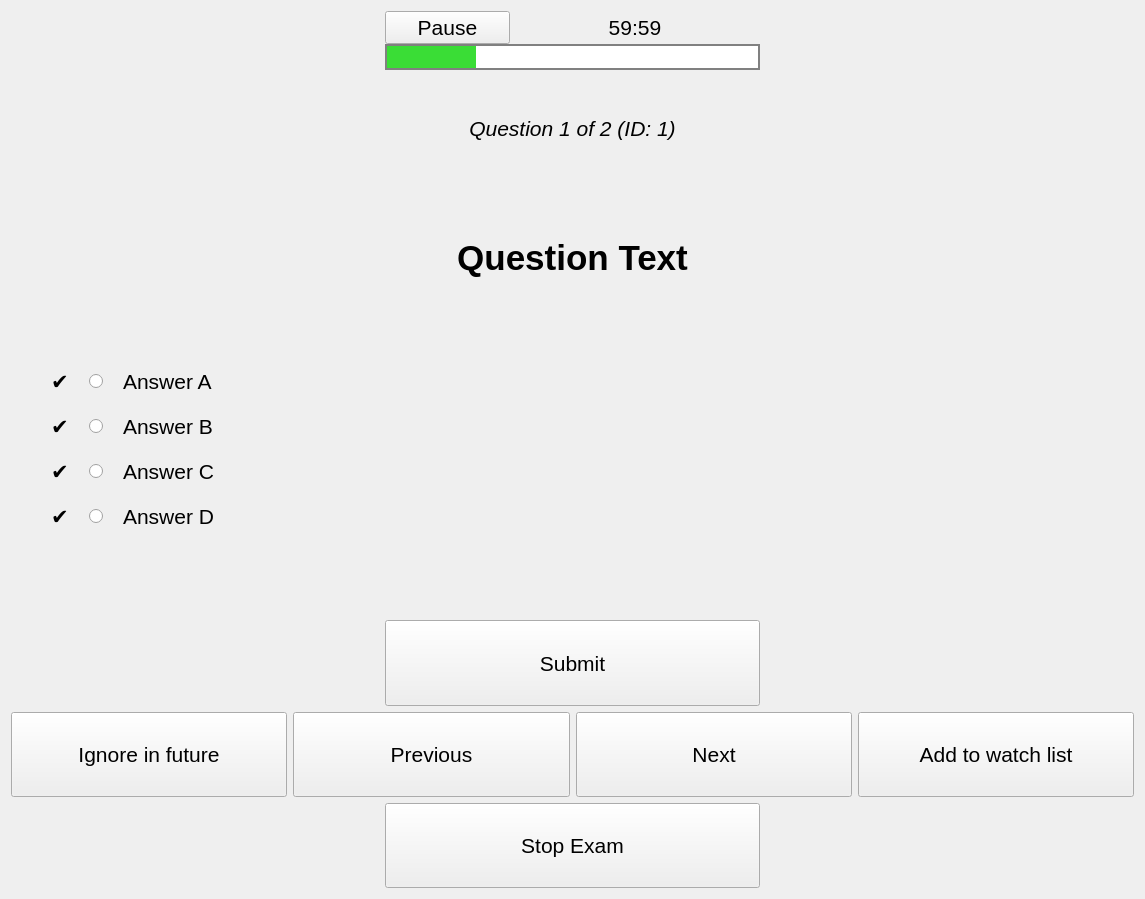
Old version of the form pilot_utils/azf_trainer/ui/question_widget.ui in the repository jufi2112/pilot_utils.
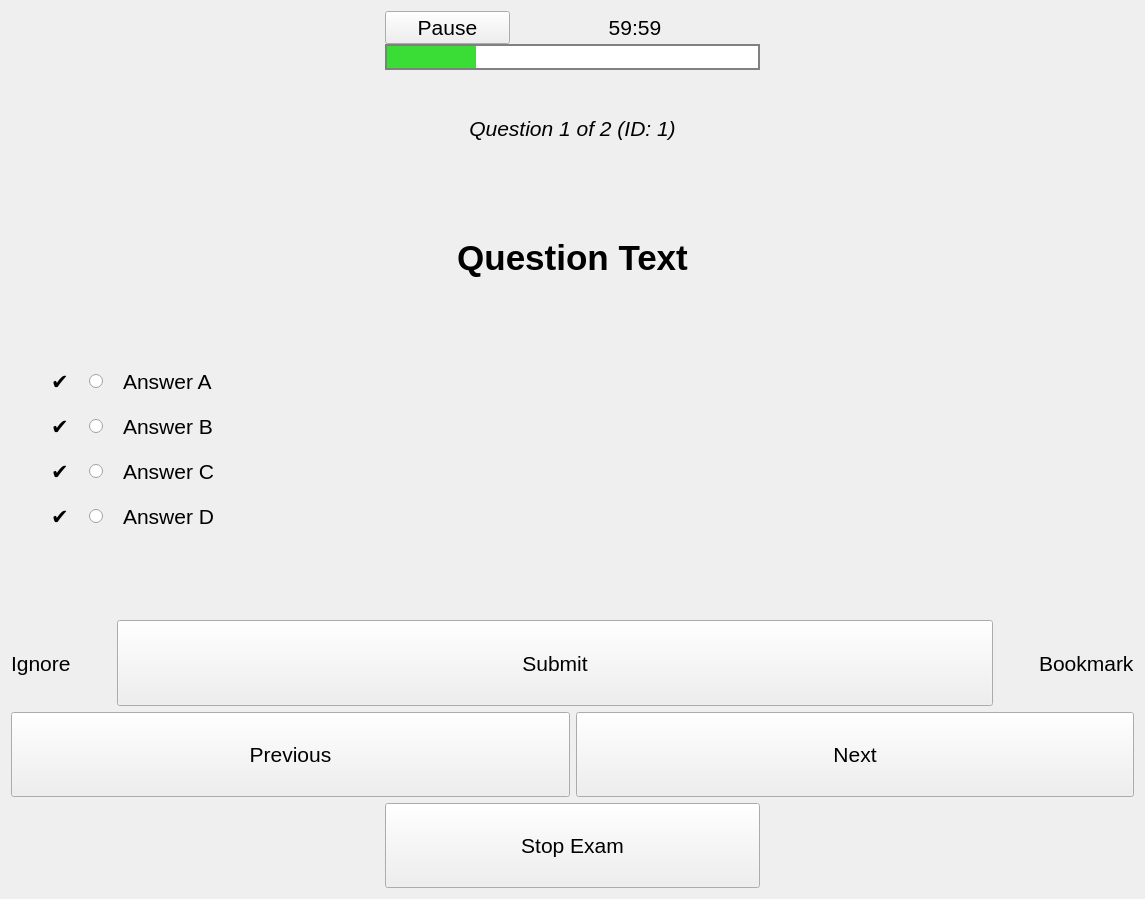
New version of the form. Custom widgets are drawn as their Qt base class.

Commit message: added about button, added icons for bookmark and hide options (issue #4)

Patch:
```diff
--- a/pilot_utils/azf_trainer/ui/question_widget.ui
+++ b/pilot_utils/azf_trainer/ui/question_widget.ui
@@ -470,24 +470,48 @@
      <property name="sizeHint" stdset="0">
       <size>
        <width>20</width>
-       <height>24</height>
+       <height>67</height>
       </size>
      </property>
     </spacer>
    </item>
    <item>
-    <layout class="QHBoxLayout" name="horizontalLayout_5">
+    <layout class="QGridLayout" name="gridLayout_ignore_submit_bookmark" columnstretch="0,0,0">
+     <item row="0" column="0">
+      <layout class="QHBoxLayout" name="horizontalLayout_ignore">
+       <property name="spacing">
+        <number>0</number>
+       </property>
      <item>
-      <spacer name="horizontalSpacer_9">
+        <widget class="QWidget" name="svg_widget_ignore" native="true"/>
+       </item>
+       <item>
+        <widget class="ClickableLabel" name="label_ignore_text">
+         <property name="font">
+          <font>
+           <pointsize>16</pointsize>
+          </font>
+         </property>
+         <property name="text">
+          <string>Ignore</string>
+         </property>
+        </widget>
+       </item>
+      </layout>
+     </item>
+     <item row="0" column="1">
+      <layout class="QHBoxLayout" name="horizontalLayout_submit">
+       <item>
+        <spacer name="horizontalSpacer_5">
        <property name="orientation">
         <enum>Qt::Horizontal</enum>
        </property>
        <property name="sizeType">
-        <enum>QSizePolicy::Expanding</enum>
+          <enum>QSizePolicy::Preferred</enum>
        </property>
        <property name="sizeHint" stdset="0">
         <size>
-         <width>200</width>
+           <width>40</width>
          <height>20</height>
         </size>
        </property>
@@ -516,20 +540,44 @@
       </widget>
      </item>
      <item>
-      <spacer name="horizontalSpacer_10">
+        <spacer name="horizontalSpacer_6">
        <property name="orientation">
         <enum>Qt::Horizontal</enum>
        </property>
        <property name="sizeType">
-        <enum>QSizePolicy::Expanding</enum>
+          <enum>QSizePolicy::Preferred</enum>
        </property>
        <property name="sizeHint" stdset="0">
         <size>
-         <width>200</width>
+           <width>40</width>
          <height>20</height>
         </size>
        </property>
       </spacer>
+       </item>
+      </layout>
+     </item>
+     <item row="0" column="2">
+      <layout class="QHBoxLayout" name="horizontalLayout_bookmark">
+       <property name="spacing">
+        <number>0</number>
+       </property>
+       <item>
+        <widget class="QWidget" name="svg_widget_bookmark" native="true"/>
+       </item>
+       <item>
+        <widget class="ClickableLabel" name="label_bookmark_text">
+         <property name="font">
+          <font>
+           <pointsize>16</pointsize>
+          </font>
+         </property>
+         <property name="text">
+          <string>Bookmark</string>
+         </property>
+        </widget>
+       </item>
+      </layout>
      </item>
     </layout>
    </item>
@@ -550,28 +598,7 @@
     </spacer>
    </item>
    <item>
-    <layout class="QHBoxLayout" name="horizontalLayout_6">
-     <item>
-      <widget class="QPushButton" name="button_done">
-       <property name="sizePolicy">
-        <sizepolicy hsizetype="MinimumExpanding" vsizetype="MinimumExpanding">
-         <horstretch>0</horstretch>
-         <verstretch>0</verstretch>
-        </sizepolicy>
-       </property>
-       <property name="font">
-        <font>
-         <pointsize>16</pointsize>
-        </font>
-       </property>
-       <property name="text">
-        <string>Ignore in future</string>
-       </property>
-       <property name="checkable">
-        <bool>true</bool>
-       </property>
-      </widget>
-     </item>
+    <layout class="QHBoxLayout" name="horizontalLayout_5">
      <item>
       <widget class="QPushButton" name="button_previous">
        <property name="sizePolicy">
@@ -608,30 +635,6 @@
        </property>
       </widget>
      </item>
-     <item>
-      <widget class="QPushButton" name="button_watch">
-       <property name="sizePolicy">
-        <sizepolicy hsizetype="MinimumExpanding" vsizetype="MinimumExpanding">
-         <horstretch>0</horstretch>
-         <verstretch>0</verstretch>
-        </sizepolicy>
-       </property>
-       <property name="font">
-        <font>
-         <pointsize>16</pointsize>
-        </font>
-       </property>
-       <property name="text">
-        <string>Add to watch list</string>
-       </property>
-       <property name="checkable">
-        <bool>true</bool>
-       </property>
-       <property name="checked">
-        <bool>false</bool>
-       </property>
-      </widget>
-     </item>
     </layout>
    </item>
    <item>
```
Lines whose indentation alone changed are shown as unchanged. The commit also changes 17 other files.
